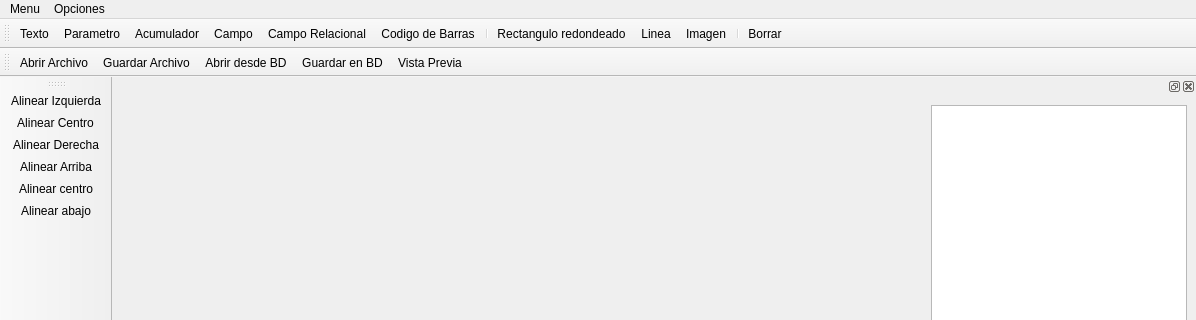
First picture: the form in EditorReports/reportdesigwin.ui, repository arcnexus/RedFoX, before the edit; both pictures show x 0 to 1196 and y 0 to 320 of the 1196 by 600 pixel window.
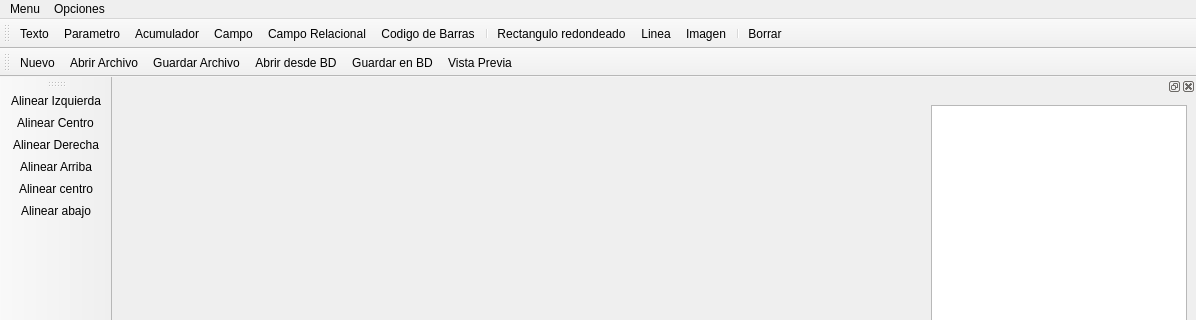
Second picture: the form after the edit. Icons and pictures are not drawn.

What changed in the file:
```diff
--- a/EditorReports/reportdesigwin.ui
+++ b/EditorReports/reportdesigwin.ui
@@ -112,6 +112,7 @@
    <attribute name="toolBarBreak">
     <bool>true</bool>
    </attribute>
+   <addaction name="actionNuevo"/>
    <addaction name="actionAbrir"/>
    <addaction name="actionGuardar"/>
    <addaction name="actionAbrir_desde_BD"/>
@@ -355,6 +356,15 @@
     <string>Ver contorno objetos</string>
    </property>
   </action>
+  <action name="actionNuevo">
+   <property name="icon">
+    <iconset resource="../maya.qrc">
+     <normaloff>:/Icons/PNG/pedidos.png</normaloff>:/Icons/PNG/pedidos.png</iconset>
+   </property>
+   <property name="text">
+    <string>Nuevo</string>
+   </property>
+  </action>
  </widget>
  <resources>
   <include location="resource.qrc"/>
```
Left out of the diff: 4 changed lines with no effect on the pictures.
